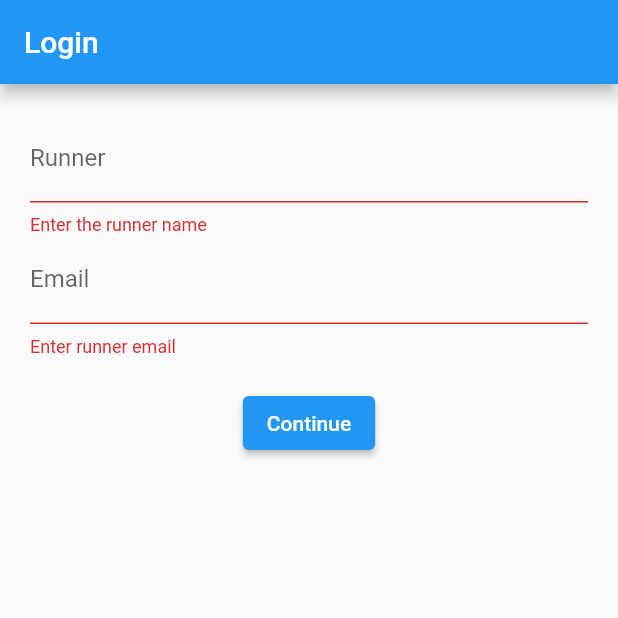
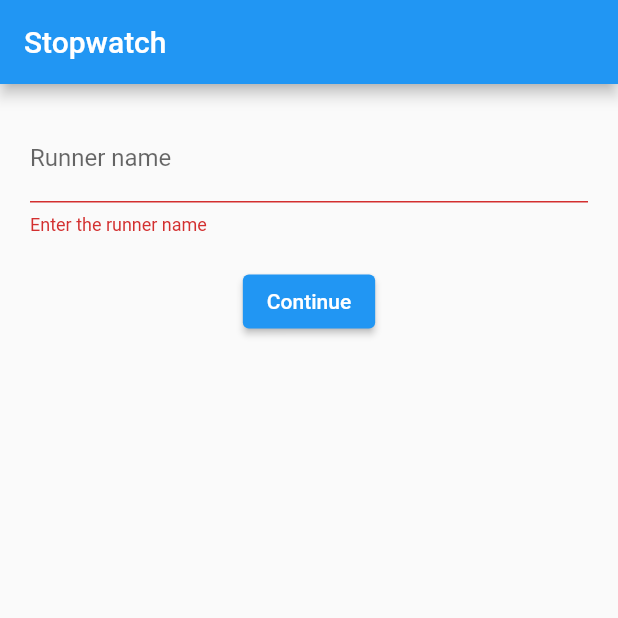
Before and after one commit to leonistor/stopwatch, a Flutter app: the screen it shows after launch, after a tap on "Continue", on a phone screen of 412 x 824 dp, the top half of it. Run offline on Flutter 3.47's test engine with Material 2 defaults, Android fonts, the phone set to English and light mode, and no system bars.

```diff
--- a/lib/login_screen.dart
+++ b/lib/login_screen.dart
@@ -13,13 +13,12 @@ class LoginScreen extends StatefulWidget {
 class _LoginScreenState extends State<LoginScreen> {
   late String name;
   final _nameController = TextEditingController();
-  final _emailController = TextEditingController();
   final _formKey = GlobalKey<FormState>();
 
   @override
   Widget build(BuildContext context) {
     return Scaffold(
-      appBar: AppBar(title: const Text('Login')),
+      appBar: AppBar(title: const Text('Stopwatch')),
       body: Center(
         child: _buildLoginForm(),
       ),
@@ -35,20 +34,9 @@ class _LoginScreenState extends State<LoginScreen> {
           children: [
             TextFormField(
               controller: _nameController,
-              decoration: const InputDecoration(labelText: 'Runner'),
+              decoration: const InputDecoration(labelText: 'Runner name'),
               validator: (text) =>
                   text!.isEmpty ? 'Enter the runner name' : null,
-            ),
-            TextFormField(
-              controller: _emailController,
-              decoration: const InputDecoration(labelText: 'Email'),
-              keyboardType: TextInputType.emailAddress,
-              validator: (text) {
-                if (text!.isEmpty) return 'Enter runner email';
-                final regex = RegExp(r"[^@]+@[^\.]+\..+");
-                if (!regex.hasMatch(text)) return 'Enter a valid email';
-                return null;
-              },
             ),
             const SizedBox(height: 20),
             ElevatedButton(onPressed: _validate, child: const Text('Continue')),
@@ -63,11 +51,11 @@ class _LoginScreenState extends State<LoginScreen> {
     if (!form!.validate()) return;
 
     final name = _nameController.text;
-    final email = _emailController.text;
 
-    Navigator.of(context).pushReplacementNamed(
-      StopWatch.route,
-      arguments: '$name|$email',
+    Navigator.of(context).pushReplacement(
+      MaterialPageRoute(
+        builder: (context) => StopWatch(name: name),
+      ),
     );
   }
 }
--- a/lib/main.dart
+++ b/lib/main.dart
@@ -1,6 +1,5 @@
 import 'package:flutter/material.dart';
 import 'package:stopwatch/login_screen.dart';
-import 'package:stopwatch/stopwatch.dart';
 
 void main() {
   runApp(const MyApp());
@@ -11,14 +10,8 @@ class MyApp extends StatelessWidget {
 
   @override
   Widget build(BuildContext context) {
-    return MaterialApp(
-      routes: {
-        '/': (context) => const LoginScreen(),
-        LoginScreen.route: (context) => const LoginScreen(),
-        StopWatch.route: (context) =>
-            const StopWatch(name: 'Unknown', email: ''),
-      },
-      initialRoute: '/',
+    return const MaterialApp(
+      home: LoginScreen(),
     );
   }
 }
--- a/lib/stopwatch.dart
+++ b/lib/stopwatch.dart
@@ -3,17 +3,12 @@ import 'dart:async';
 import 'package:flutter/material.dart';
 import 'package:stopwatch/platform_alert.dart';
 
-const useAlert = false;
+class StopWatch extends StatefulWidget {
+  final String name;
 
-class StopWatch extends StatefulWidget {
-  static const route = '/stopwatch';
-
-  final String name;
-  final String email;
   const StopWatch({
     Key? key,
     required this.name,
-    required this.email,
   }) : super(key: key);
 
   @override
@@ -55,7 +50,6 @@ class _StopWatchState extends State<StopWatch> {
       isTicking = false;
     });
 
-    if (useAlert) {
     final totalRuntime = laps.fold(
       milliseconds,
       (int total, lap) => total + lap,
@@ -65,7 +59,6 @@ class _StopWatchState extends State<StopWatch> {
       message: 'Total run time is ${_secondText(totalRuntime)}',
     );
     alert.show(context);
-    }
 
     // bottom sheet
     final controller = showBottomSheet(
@@ -99,14 +92,8 @@ class _StopWatchState extends State<StopWatch> {
 
   @override
   Widget build(BuildContext context) {
-    String args = ModalRoute.of(context)!.settings.arguments.toString();
-    List<String> argList = args.split("|");
-    final name = argList[0];
-    final email = argList[1];
-    // ignore: avoid_print
-    print(email);
     return Scaffold(
-      appBar: AppBar(title: Text(name)),
+      appBar: AppBar(title: Text(widget.name)),
       body: Column(
         children: [
           Expanded(child: _buildCounter(context)),
```
Also changed, not shown: pubspec.yaml (+4 -70 lines), pubspec.lock, 7 other files. Lines whose indentation alone changed are shown as unchanged.
